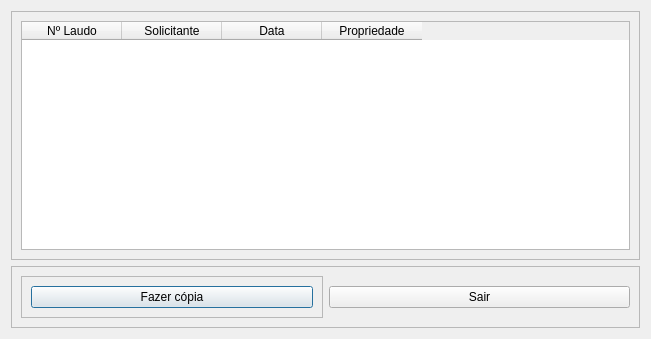
Qt form interface/qt_files/get_report.ui (Marsango/GAIA) before a commit.
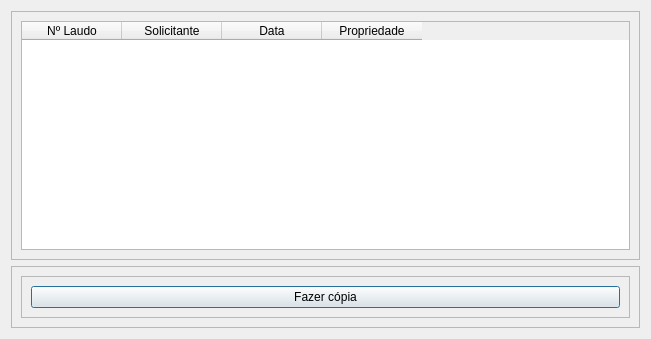
The same form after that commit.

Patch:
```diff
--- a/interface/qt_files/get_report.ui
+++ b/interface/qt_files/get_report.ui
@@ -78,13 +78,6 @@
         </layout>
        </widget>
       </item>
-      <item>
-       <widget class="QPushButton" name="close_button">
-        <property name="text">
-         <string>Sair</string>
-        </property>
-       </widget>
-      </item>
      </layout>
     </widget>
    </item>
```
